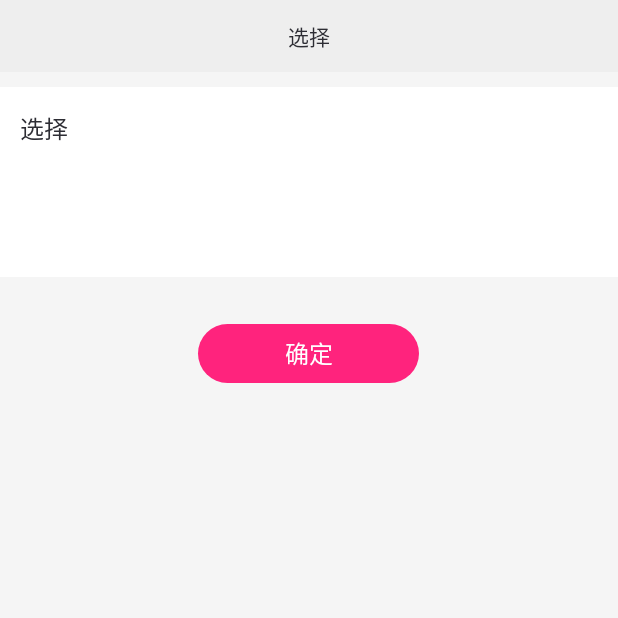
After one commit to helicoptercool/yxapp, an Android app: the EditeActivity screen opened directly, with no data from a screen before it, on a phone screen of 412 x 824 dp, the top half of it. The commit adds this screen. Run offline under Robolectric (Android 15) with nearby library versions, the phone set to English and light mode, and no system bars.

Commit message:
第二个页面完善

```diff
--- a/app/src/main/AndroidManifest.xml
+++ b/app/src/main/AndroidManifest.xml
@@ -59,6 +59,9 @@
 
         <activity android:name=".ui.activities.BasicMapActivity" />
         <activity android:name=".ui.activities.AllEventActivity"></activity>
+        <activity android:name=".ui.activities.EditeActivity"
+            android:theme="@style/Theme.AppCompat.Light.NoActionBar"
+            ></activity>
     </application>
 
 </manifest>
--- /dev/null
+++ b/app/src/main/java/com/ty/app/yxapp/dwcenter/ui/activities/EditeActivity.java
@@ -0,0 +1,92 @@
+package com.ty.app.yxapp.dwcenter.ui.activities;
+
+import android.content.Context;
+import android.content.Intent;
+import android.text.InputFilter;
+import android.text.InputType;
+import android.text.TextUtils;
+import android.view.Gravity;
+import android.view.View;
+import android.view.ViewGroup;
+import android.widget.EditText;
+import android.widget.FrameLayout;
+import android.widget.LinearLayout;
+
+import com.ty.app.yxapp.dwcenter.R;
+import com.ty.app.yxapp.dwcenter.ui.activities.base.BaseActivity;
+import com.ty.app.yxapp.dwcenter.ui.widget.RoundButton;
+import com.ty.app.yxapp.dwcenter.utils.AndroidUtils;
+
+import static android.R.style.Theme;
+
+/**
+ * Created by kss on 2017/4/4.
+ */
+
+public class EditeActivity extends BaseActivity {
+    private static final String TAG = "EditeActivity";
+    private Context context;
+    private EditText edtText;
+
+    @Override
+    public void onBeforeCreate() {
+
+    }
+
+    @Override
+    public View onCreate() {
+        this.context = getBaseContext();
+        Intent intent = getIntent();
+        String title = intent.getStringExtra("title");
+        String value = intent.getStringExtra("value");
+
+        actionBar.setVisibility(View.VISIBLE);
+        actionBar.setCenterView(TextUtils.isEmpty(title) ? AndroidUtils.getString(R.string.choice):title);
+
+        LinearLayout container = new LinearLayout(context);
+        container.setBackgroundColor(0xFFF5F5F5);
+        container.setPadding(0, AndroidUtils.dp(10), 0, 0);
+        container.setOrientation(LinearLayout.VERTICAL);
+        container.setGravity(Gravity.CENTER_HORIZONTAL);
+        container.setLayoutParams(new FrameLayout.LayoutParams(FrameLayout.LayoutParams.MATCH_PARENT,
+                FrameLayout.LayoutParams.MATCH_PARENT));
+
+
+        edtText = new EditText(context);
+        edtText.setBackgroundColor(0xFFFFFFFF);
+        edtText.setTextSize(16);
+        edtText.setPadding(AndroidUtils.dp(13), AndroidUtils.dp(15), AndroidUtils.dp(10), AndroidUtils.dp(15));
+        edtText.setTextColor(0xFF2D2D34);
+        edtText.setGravity(Gravity.TOP);
+        edtText.setLineSpacing(2, 1.2f);
+        edtText.setHint(AndroidUtils.getString(R.string.input));
+        edtText.setHintTextColor(0xFFb8b3b4);
+        edtText.setText(TextUtils.isEmpty(value) ? AndroidUtils.getString(R.string.choice) : value);
+        edtText.setSelection(edtText.getText().length());
+        edtText.setLines(4);
+        container.addView(edtText, new LinearLayout.LayoutParams(LinearLayout.LayoutParams.MATCH_PARENT,
+                LinearLayout.LayoutParams.WRAP_CONTENT));
+
+
+        RoundButton button = new RoundButton(context, 0xFFff237d, 0xFFCD1964, 0x00000000);
+        button.setOnClickListener(onClick);
+        button.setText(AndroidUtils.getString(R.string.submit));
+        button.setTextSize(16);
+        button.setTextColor(0xffffffff);
+        LinearLayout.LayoutParams ll = new LinearLayout.LayoutParams(AndroidUtils.dp(150),AndroidUtils.dp(42));
+        ll.setMargins(0,AndroidUtils.dp(30),0,AndroidUtils.dp(30));
+        container.addView(button, ll);
+
+        return container;
+    }
+
+    private View.OnClickListener onClick = new View.OnClickListener() {
+        @Override
+        public void onClick(View view) {
+            Intent intent = new Intent();
+            intent.putExtra("reValue",edtText.getText().toString());
+            setResult(0,intent);
+            finish();
+        }
+    };
+}
--- /dev/null
+++ b/app/src/main/java/com/ty/app/yxapp/dwcenter/ui/widget/RoundButton.java
@@ -0,0 +1,286 @@
+package com.ty.app.yxapp.dwcenter.ui.widget;
+
+import android.content.Context;
+import android.graphics.Bitmap;
+import android.graphics.BitmapFactory;
+import android.graphics.Canvas;
+import android.graphics.Paint;
+import android.graphics.RectF;
+import android.graphics.Typeface;
+import android.text.TextUtils;
+import android.view.MotionEvent;
+import android.view.View;
+
+import com.ty.app.yxapp.dwcenter.utils.AndroidUtils;
+
+/**
+ * 圆角按钮
+ * Created by kss on 8/25/16.
+ */
+public class RoundButton extends View {
+
+    private int layout_height = 0;
+    private int layout_width = 0;
+    private float paddingTop = 0;
+    private float paddingBottom = 0;
+    private float paddingLeft = 0;
+    private float paddingRight = 0;
+
+    private Paint backgroundPaint = new Paint(Paint.ANTI_ALIAS_FLAG);
+    private Paint borderPaint = new Paint(Paint.ANTI_ALIAS_FLAG);
+    private Paint textPaint = new Paint(Paint.ANTI_ALIAS_FLAG);
+
+    private RectF circleBounds = new RectF();
+    private RectF borderBounds = new RectF();
+
+    private int backgroundColor;
+    private int backgroundPressColor;
+    private int borderColor;
+    private int borderPressColor;
+    private String text;
+    private int textColor;
+    private int textPressColor;
+    private int textSize;
+    private Typeface textTypeFace;
+    private int borderWidth;
+    private boolean isEventDown = false;
+
+    private Bitmap icon = null;
+    private Context context;
+
+    private static final int leftRes = 0;
+    private static final int rightRes = 1;
+    private int compoundDrawablePadding = 0;
+    private Bitmap bitmaps[] = new Bitmap[2];
+
+    public RoundButton(Context context, int background_color, int background_press, int border_color) {
+        super(context);
+        this.context = context;
+        init();
+
+        this.backgroundColor = background_color;
+        this.backgroundPressColor = background_press;
+        this.borderColor = border_color;
+    }
+
+    private void init() {
+        backgroundColor = 0x00000000;
+        borderColor = 0xFFFF0000;
+        textColor = 0xFF000000;
+        textSize = AndroidUtils.dp(14);
+        borderWidth = AndroidUtils.dp(1);
+    }
+
+
+    @Override
+    protected void onSizeChanged(int w, int h, int oldw, int oldh) {
+        super.onSizeChanged(w, h, oldw, oldh);
+        layout_width = w;
+        layout_height = h;
+
+        draw();
+    }
+
+
+    public void setCompoundDrawablePadding(int compoundDrawablePadding) {
+        this.compoundDrawablePadding = AndroidUtils.dp(compoundDrawablePadding);
+    }
+
+    public void setLeftRes(int res) {
+        if(res > 0){
+            Bitmap br = BitmapFactory.decodeResource(getResources(), res);
+            bitmaps[leftRes] = br;
+            invalidate();
+        }else{
+            if( bitmaps[leftRes] != null)  bitmaps[leftRes] = null;
+        }
+    }
+
+    public void setRightRes(int res) {
+        if(res > 0){
+            Bitmap br = BitmapFactory.decodeResource(getResources(), res);
+            bitmaps[rightRes] = br;
+            invalidate();
+        }else{
+            if(bitmaps[rightRes] != null)  bitmaps[rightRes] = null;
+        }
+    }
+
+
+    private void drawLeftRes(Canvas canvas, float baseline) {
+        canvas.drawText(text, borderBounds.centerX() + (bitmaps[leftRes].getWidth() + compoundDrawablePadding) / 2, baseline, textPaint);
+        float textW = textPaint.measureText(text);
+        canvas.drawBitmap(bitmaps[leftRes],
+                borderBounds.centerX() - (textW + bitmaps[leftRes].getWidth() + compoundDrawablePadding) / 2,
+                borderBounds.centerY() - bitmaps[leftRes].getHeight() / 2,
+                textPaint);
+    }
+
+    private void drawRightRes(Canvas canvas, float baseline) {
+        canvas.drawText(text, borderBounds.centerX() - (bitmaps[rightRes].getWidth() + compoundDrawablePadding) / 2, baseline, textPaint);
+        float textW = textPaint.measureText(text);
+        canvas.drawBitmap(bitmaps[rightRes],
+                borderBounds.centerX() + (textW + bitmaps[rightRes].getWidth() + compoundDrawablePadding) / 2,
+                borderBounds.centerY() - bitmaps[rightRes].getHeight() / 2,
+                textPaint);
+    }
+
+    private boolean isDraw() {
+        if (bitmaps[leftRes] != null || bitmaps[rightRes] != null) return true;
+        return false;
+    }
+
+
+    @Override
+    protected void onDraw(Canvas canvas) {
+        super.onDraw(canvas);
+
+        float radius = (float) layout_height / 2;
+
+        if (borderWidth > 0)
+            canvas.drawRoundRect(borderBounds, radius, radius, borderPaint);
+
+        canvas.drawRoundRect(circleBounds, radius, radius, backgroundPaint);
+
+        if (!TextUtils.isEmpty(text)) {
+            Paint.FontMetricsInt fontMetrics = textPaint.getFontMetricsInt();
+            float baseline = (borderBounds.bottom + borderBounds.top - fontMetrics.bottom - fontMetrics.top) / 2;
+            if (isDraw()) {
+                if (bitmaps[leftRes] != null) drawLeftRes(canvas, baseline);
+                else if (bitmaps[rightRes] != null) drawRightRes(canvas, baseline);
+            } else {
+                canvas.drawText(text, borderBounds.centerX(), baseline, textPaint);
+            }
+        } else if (icon != null) {
+            float x = borderBounds.centerX() - icon.getWidth() / 2;
+            float y = borderBounds.centerY() - icon.getHeight() / 2;
+            canvas.drawBitmap(icon, x, y, textPaint);
+        }
+        canvas.save();
+        canvas.restore();
+    }
+
+    @Override
+    public boolean onTouchEvent(MotionEvent event) {
+        switch (event.getAction()) {
+            case MotionEvent.ACTION_DOWN: {
+                isEventDown = true;
+                draw();
+                break;
+            }
+            case MotionEvent.ACTION_UP:
+            case MotionEvent.ACTION_OUTSIDE:
+            case MotionEvent.ACTION_CANCEL: {
+                isEventDown = false;
+                draw();
+                break;
+            }
+        }
+
+        return super.onTouchEvent(event);
+    }
+
+    private void setupBounds() {
+        paddingTop = this.getPaddingTop();
+        paddingBottom = this.getPaddingBottom();
+        paddingLeft = this.getPaddingLeft();
+        paddingRight = this.getPaddingRight();
+
+        circleBounds = new RectF(
+                paddingLeft + borderWidth,
+                paddingTop + borderWidth,
+                layout_width - paddingRight - borderWidth,
+                layout_height - paddingBottom - borderWidth);
+
+        float t = borderWidth / 2;
+        borderBounds = new RectF(
+                paddingLeft + t + 1,
+                paddingTop + t + 1,
+                layout_width - paddingRight - t - 1,
+                layout_height - paddingBottom - t - 1);
+    }
+
+    private void setupPaints() {
+        if (isEventDown && backgroundPressColor != 0) {
+            backgroundPaint.setColor(backgroundPressColor);
+        } else {
+            backgroundPaint.setColor(backgroundColor);
+        }
+        backgroundPaint.setAntiAlias(true);
+        backgroundPaint.setStyle(Paint.Style.FILL);
+
+        if (isEventDown && borderPressColor != 0) {
+            borderPaint.setColor(borderPressColor);
+        } else {
+            borderPaint.setColor(borderColor);
+        }
+        borderPaint.setAntiAlias(true);
+        borderPaint.setStyle(Paint.Style.STROKE);
+        borderPaint.setStrokeWidth(borderWidth);
+
+        if (isEventDown && textPressColor != 0) {
+            borderPaint.setColor(textPressColor);
+        } else {
+            textPaint.setColor(textColor);
+        }
+        textPaint.setAntiAlias(true);
+        textPaint.setTypeface(this.textTypeFace);
+        textPaint.setTextSize(textSize);
+        textPaint.setTextAlign(Paint.Align.CENTER);
+    }
+
+    public void draw() {
+        setupBounds();
+        setupPaints();
+        invalidate();
+    }
+
+    public void setText(String text) {
+        this.text = text;
+        draw();
+    }
+
+    public void setTextColor(int textColor) {
+        this.textColor = textColor;
+    }
+
+    public void setTextSize(int textSize) {
+        this.textSize = AndroidUtils.dp(textSize);
+    }
+
+    public void setTypeface(Typeface tf) {
+        this.textTypeFace = tf;
+    }
+
+    public void setBorderPressColor(int borderPressColor) {
+        this.borderPressColor = borderPressColor;
+    }
+
+    public void setTextPressColor(int textPressColor) {
+        this.textPressColor = textPressColor;
+    }
+
+    public void setImageResource(int resId) {
+        icon = BitmapFactory.decodeResource(getResources(), resId);
+    }
+
+    public void setBackgroudColor(int backgroud) {
+        this.backgroundColor = backgroud;
+        draw();
+    }
+
+    public void setBorderColor(int color) {
+        this.borderColor = color;
+    }
+
+    public void setBackgroundPressColor(int backgroundColor) {
+        this.backgroundPressColor = backgroundColor;
+        draw();
+    }
+
+    public void setBorderWidth(int borderWidth) {
+        this.borderWidth = borderWidth;
+        draw();
+    }
+
+}
--- a/app/src/main/res/values/strings.xml
+++ b/app/src/main/res/values/strings.xml
@@ -54,5 +54,7 @@
     <string name="take_pic">拍照</string>
     <string name="select_pic">从相册选择</string>
     <string name="per_tip">需要权限才能继续</string>
+    <string name="input">请输入</string>
+    <string name="submit">确定</string>
 
 </resources>
```
Also changed, not shown: app/src/main/java/com/ty/app/yxapp/dwcenter/ui/activities/fragment/MainSecondPagerActivity.java (+97 -33 lines), app/src/main/java/com/ty/app/yxapp/dwcenter/ui/widget/EditeItemCell.java (+8 -0 lines), app/src/main/java/com/ty/app/yxapp/dwcenter/ui/widget/ViewCloud.java (+22 -23 lines).
